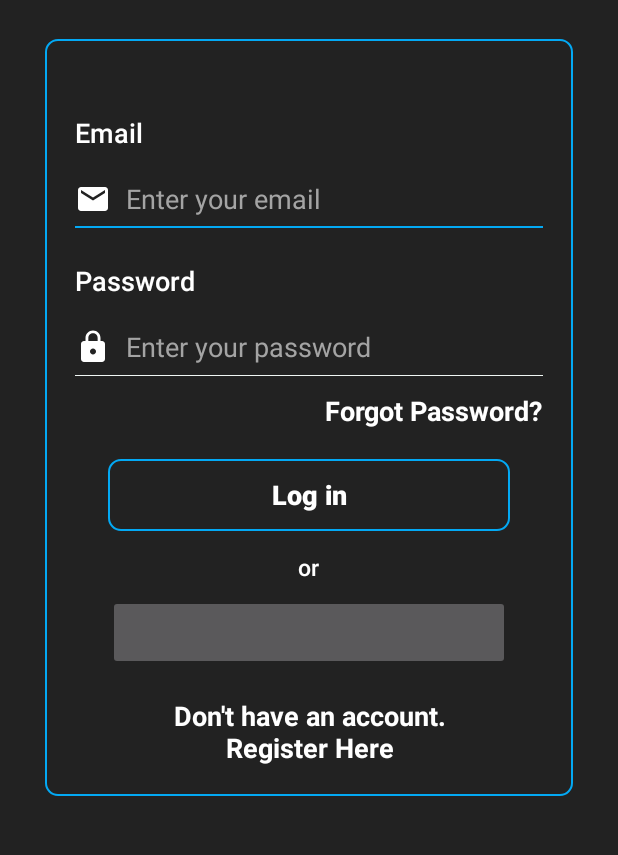
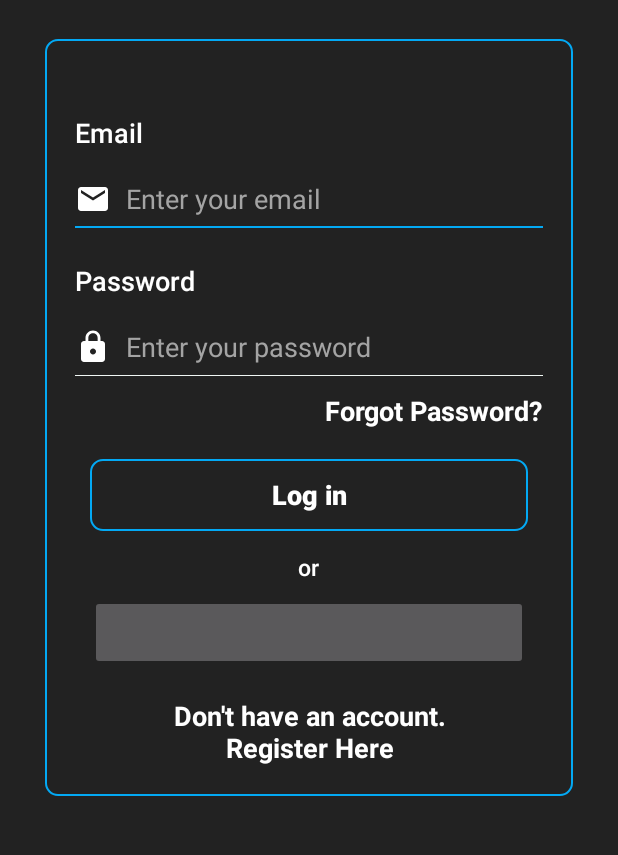
Before and after one commit to juanchosandox90/SandovalPortfolio, an Android app: the screen it shows after launch (LoginActivity), on a phone screen of 412 x 824 dp, the part 267-1122 px from its top. Run offline under Robolectric (Android 15) with nearby library versions, the phone set to English and light mode, and no system bars; our stand-ins replace Firebase (no records; nobody signed in at launch, a user with empty details on screens opened directly), data binding; libraries missing offline, so code that uses them is left out: com.huawei.agconnect, com.huawei.hms; plain views replace HuaweiIdAuthButton; Roboto replaces fonts that are not available here; 2 statements that could not run were skipped.

```diff
--- a/app/src/main/res/layout/activity_login.xml
+++ b/app/src/main/res/layout/activity_login.xml
@@ -133,9 +133,9 @@
                         android:id="@+id/button_sign_in"
                         android:layout_width="fill_parent"
                         android:layout_height="wrap_content"
-                        android:layout_marginStart="22dp"
+                        android:layout_marginStart="10dp"
                         android:layout_marginTop="20dp"
-                        android:layout_marginEnd="22dp"
+                        android:layout_marginEnd="10dp"
                         android:layout_marginBottom="8dp"
                         android:background="@drawable/bt_shape_3"
                         android:onClick="@{viewmodel::onLoginButtonClick}"
@@ -161,9 +161,9 @@
                         android:id="@+id/btnHuaweiSignIn"
                         android:layout_width="fill_parent"
                         android:layout_height="50dp"
-                        android:layout_marginStart="22dp"
+                        android:layout_marginStart="10dp"
                         android:layout_marginTop="8dp"
-                        android:layout_marginEnd="22dp"
+                        android:layout_marginEnd="10dp"
                         android:layout_marginBottom="8dp"
                         android:stateListAnimator="@drawable/state_list_animator_z"
                         android:textAlignment="center"
--- a/app/src/main/res/layout/activity_sign_up.xml
+++ b/app/src/main/res/layout/activity_sign_up.xml
@@ -257,9 +257,9 @@
                         android:id="@+id/btnHuaweiSignUp"
                         android:layout_width="fill_parent"
                         android:layout_height="50dp"
-                        android:layout_marginStart="22dp"
+                        android:layout_marginStart="2dp"
                         android:layout_marginTop="8dp"
-                        android:layout_marginEnd="22dp"
+                        android:layout_marginEnd="2dp"
                         android:layout_marginBottom="8dp"
                         android:stateListAnimator="@drawable/state_list_animator_z"
                         android:text="@string/google_signup_text_btn"
```
